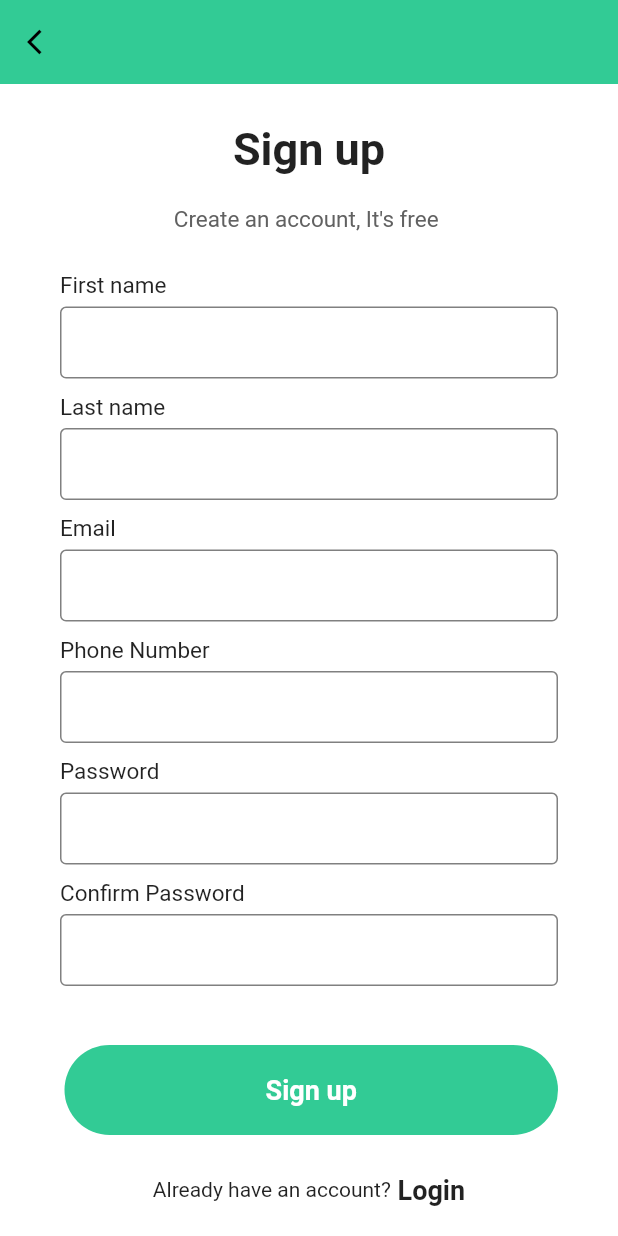
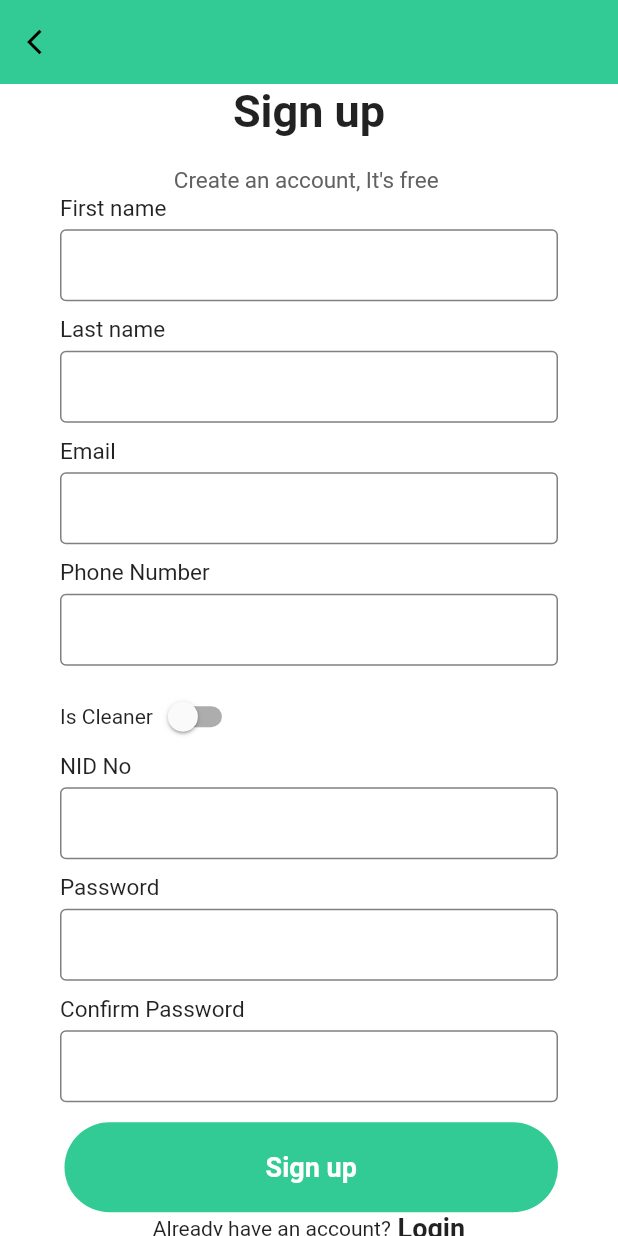
Before and after one commit to Shafaqulhamim/mobile_cleaning_service, a Flutter app: the SignupPage screen opened directly, on a phone screen of 412 x 824 dp. Run offline on Flutter 3.47's test engine with Material 2 defaults, Android fonts, the phone set to English and light mode, and no system bars.

Commit message:
NID Addition

```diff
--- a/lib/signup.dart
+++ b/lib/signup.dart
@@ -1,6 +1,12 @@
 import 'package:flutter/material.dart';
 
-class SignupPage extends StatelessWidget {
+class SignupPage extends StatefulWidget {
+  @override
+  _State createState() => _State();
+}
+
+class _State extends State<SignupPage> {
+  bool isSwitched = false;
   @override
   Widget build(BuildContext context) {
     return Scaffold(
@@ -53,6 +59,23 @@ class SignupPage extends StatelessWidget {
                   inputFile(label: "Last name"),
                   inputFile(label: "Email"),
                   inputFile(label: "Phone Number"),
+                  Row(
+                    children: [
+                      Text("Is Cleaner"),
+                      Switch(
+                        value: isSwitched,
+                        onChanged: (value) {
+                          setState(() {
+                            isSwitched = value;
+                            print(isSwitched);
+                          });
+                        },
+                        activeTrackColor: Colors.lightGreenAccent,
+                        activeColor: Colors.green,
+                      ),
+                    ],
+                  ),
+                  inputFile(label: "NID No"),
                   inputFile(label: "Password", obscureText: true),
                   inputFile(label: "Confirm Password ", obscureText: true),
                 ],
```
